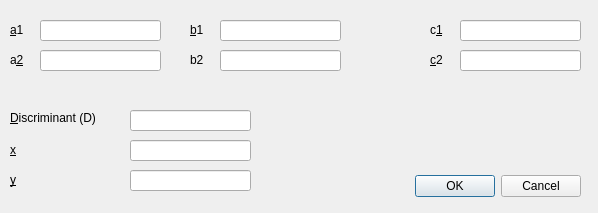
Before: the Qt Designer form vicalc/ui/linear_system_dialog.ui in Kudaschov/ViCalc, drawn with Qt 5.
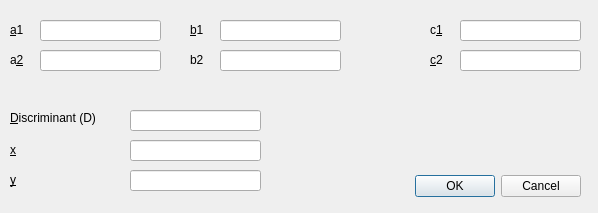
After: the same form once the commit is applied. Custom widgets are drawn as their Qt base class.

```diff
--- a/vicalc/ui/linear_system_dialog.ui
+++ b/vicalc/ui/linear_system_dialog.ui
@@ -206,7 +206,7 @@
     <rect>
      <x>130</x>
      <y>140</y>
-     <width>121</width>
+     <width>131</width>
      <height>21</height>
     </rect>
    </property>
@@ -235,7 +235,7 @@
     <rect>
      <x>130</x>
      <y>170</y>
-     <width>121</width>
+     <width>131</width>
      <height>21</height>
     </rect>
    </property>
@@ -264,7 +264,7 @@
     <rect>
      <x>130</x>
      <y>110</y>
-     <width>121</width>
+     <width>131</width>
      <height>21</height>
     </rect>
    </property>
@@ -273,6 +273,13 @@
    </property>
   </widget>
  </widget>
+ <customwidgets>
+  <customwidget>
+   <class>DotLineEdit</class>
+   <extends>QLineEdit</extends>
+   <header>.dot_line_edit</header>
+  </customwidget>
+ </customwidgets>
  <tabstops>
   <tabstop>a1LineEdit</tabstop>
   <tabstop>b1LineEdit</tabstop>
```
Left out of the diff: 12 changed lines with no effect on the pictures.
